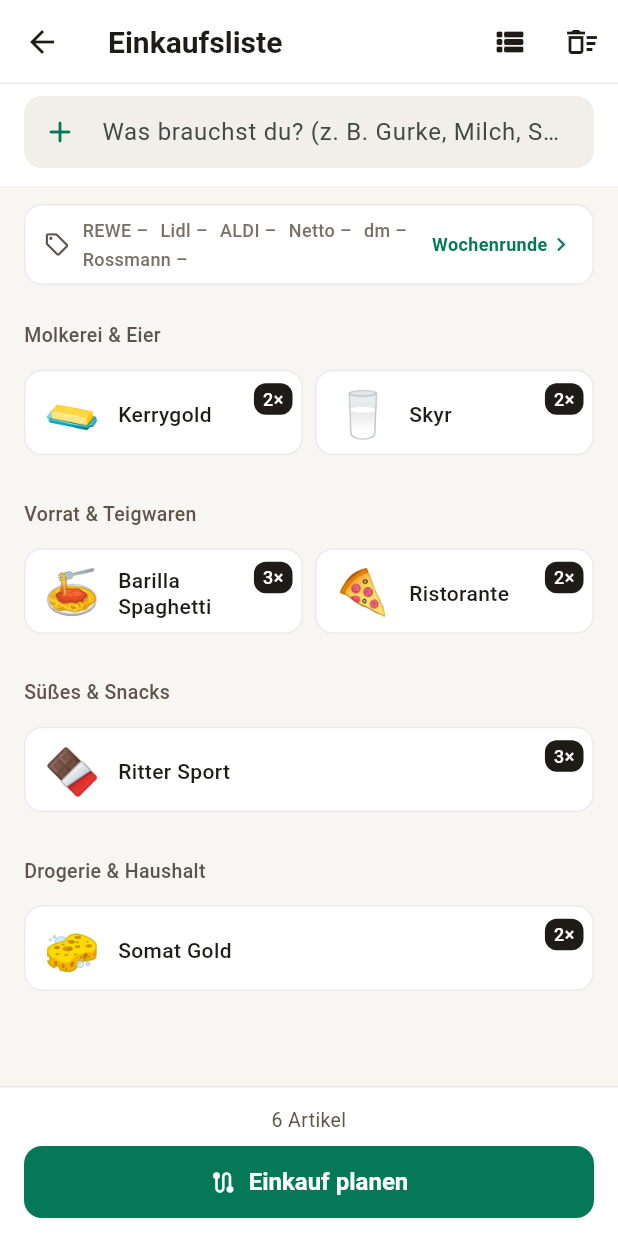
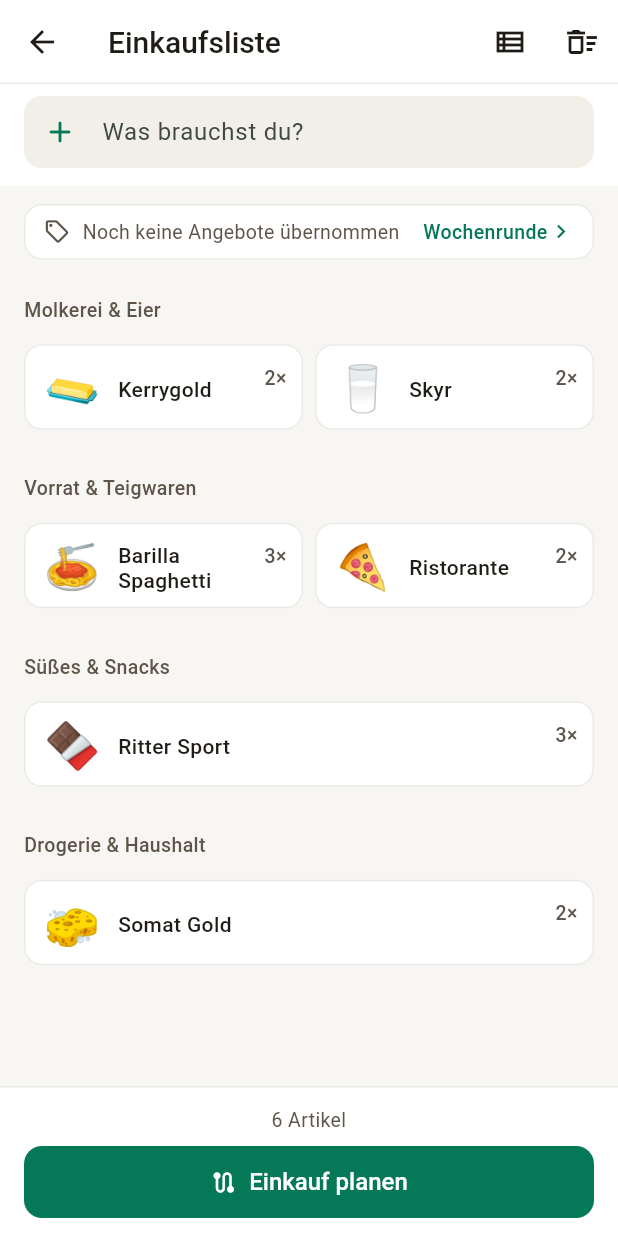
Before and after one commit to MagnusEVH/einkaufs-optimierer, a Flutter app: the ShoppingListScreen screen opened directly, on a phone screen of 412 x 824 dp. Run offline on Flutter 3.47's test engine with Material 3 defaults, Android fonts, the phone set to English and light mode, and no system bars; our stand-ins replace flutter_map, flutter_riverpod, geolocator, image_picker, latlong2, shared_preferences and 1 more; missing offline and left inert: dart:js_interop; accounts and stored records are empty.

Commit message:
style(ui): unslop polish after screenshot audit
Weights 600 -> 500 (synthesized bold on web), quiet quantity figures,
offer status as one sentence, neutral stop prices, muted 'more expensive'
note, no decorative section icons, outlined app bar icons, shorter and
honest copy ('Bon einlesen', 'Scannen', 'Markenartikel bevorzugen').

Co-Authored-By: Claude Opus 5.5 <noreply@anthropic.com>

```diff
--- a/app/lib/core/theme/app_theme.dart
+++ b/app/lib/core/theme/app_theme.dart
@@ -62,7 +62,7 @@ class AppRadius {
 class AppText {
   AppText._();
   static const tab = [FontFeature.tabularFigures()];
-  static const title = TextStyle(fontSize: 20, fontWeight: FontWeight.w600, color: AppColors.ink);
+  static const title = TextStyle(fontSize: 20, fontWeight: FontWeight.w500, color: AppColors.ink);
   static const section = TextStyle(fontSize: 13, fontWeight: FontWeight.w500, color: AppColors.inkMuted);
   static const body = TextStyle(fontSize: 15, color: AppColors.ink);
   static const bodyStrong = TextStyle(fontSize: 15, fontWeight: FontWeight.w500, color: AppColors.ink);
@@ -113,7 +113,7 @@ ThemeData buildAppTheme() {
         foregroundColor: Colors.white,
         minimumSize: const Size(48, 48),
         padding: const EdgeInsets.symmetric(horizontal: AppSpace.xxl, vertical: AppSpace.m),
-        textStyle: const TextStyle(fontSize: 16, fontWeight: FontWeight.w600),
+        textStyle: const TextStyle(fontSize: 16, fontWeight: FontWeight.w500),
         shape: RoundedRectangleBorder(borderRadius: AppRadius.medium),
       ),
     ),
--- a/app/lib/core/widgets/item_tile.dart
+++ b/app/lib/core/widgets/item_tile.dart
@@ -105,10 +105,9 @@ class ItemTile extends StatelessWidget {
                   Positioned(
                     top: -4,
                     right: -2,
-                    child: Container(
-                      padding: const EdgeInsets.symmetric(horizontal: 6, vertical: 2),
-                      decoration: BoxDecoration(color: AppColors.ink, borderRadius: BorderRadius.circular(8)),
-                      child: Text('${quantity.toInt()}×', style: const TextStyle(color: Colors.white, fontSize: 12, fontWeight: FontWeight.w500, fontFeatures: AppText.tab)),
+                    child: Padding(
+                      padding: const EdgeInsets.symmetric(horizontal: 4, vertical: 4),
+                      child: Text('${quantity.toInt()}×', style: const TextStyle(color: AppColors.inkMuted, fontSize: 13, fontWeight: FontWeight.w500, fontFeatures: AppText.tab)),
                     ),
                   ),
                 if (needsCheck)
--- a/app/lib/features/my_apps/my_apps_screen.dart
+++ b/app/lib/features/my_apps/my_apps_screen.dart
@@ -120,7 +120,7 @@ class _ProgramCard extends StatelessWidget {
               Expanded(
                 child: OutlinedButton.icon(
                   icon: const Icon(Icons.document_scanner_outlined, size: 20),
-                  label: const Text('Stand scannen'),
+                  label: const Text('Scannen'),
                   onPressed: () => scanBalanceFlow(context, program),
                 ),
               ),
@@ -158,7 +158,7 @@ class _ScreenshotHelp extends StatelessWidget {
             'Am einfachsten: Kassenbon scannen. Steht dort eine Bonus- oder Punktezeile, '
             'übernimmt die App den Stand ohne weiteren Schritt.\n\n'
             'Ohne Bon: In der Händler-App einen Screenshot machen (iPhone: Seitentaste und Lauter-Taste), '
-            'zurück in diese App, „Stand scannen“ tippen und den Screenshot wählen. Fertig.\n'
+            'zurück in diese App, „Scannen“ tippen und den Screenshot wählen. Fertig.\n'
             'Kommst du gerade aus der Händler-App zurück, bietet die App den Scan von selbst an.\n'
             'Die Texterkennung läuft auf dem Gerät, das Bild wird nicht hochgeladen.',
             style: AppText.small,
--- a/app/lib/features/onboarding/onboarding_screen.dart
+++ b/app/lib/features/onboarding/onboarding_screen.dart
@@ -57,7 +57,7 @@ class OnboardingScreen extends StatelessWidget {
                   const SizedBox(height: AppSpace.xxxl),
                   const _Step(number: 1, title: 'Liste schreiben', text: 'Tippe, was du brauchst'),
                   const _Step(number: 2, title: 'Einkauf planen', text: 'Günstigste Route über deine Märkte'),
-                  const _Step(number: 3, title: 'Einkaufen und Bon scannen', text: 'Im Laden abhaken, danach lernt die App echte Preise'),
+                  const _Step(number: 3, title: 'Einkaufen und Bon einlesen', text: 'Im Laden abhaken, danach lernt die App echte Preise'),
                   const Spacer(flex: 2),
                   const Text(
                     'Preise sind teils Beispieldaten, bis du Angebote übernimmst oder Bons scannst.',
--- a/app/lib/features/optimizer/optimizer_screen.dart
+++ b/app/lib/features/optimizer/optimizer_screen.dart
@@ -305,7 +305,7 @@ class _OptionCard extends StatelessWidget {
                 Text('$chains · ${_km(s.totalRouteDistanceMeters)}', style: AppText.small),
                 if (note != null) ...[
                   const SizedBox(height: 2),
-                  Text(note, style: const TextStyle(fontSize: 12, fontWeight: FontWeight.w500, color: AppColors.primaryDark)),
+                  Text(note, style: TextStyle(fontSize: 12, fontWeight: FontWeight.w500, color: note.contains('teurer') || note.contains('ohne Preis') ? AppColors.inkMuted : AppColors.primaryDark)),
                 ],
               ]),
             ),
@@ -332,7 +332,7 @@ class _StopCard extends StatelessWidget {
             CircleAvatar(
               radius: 14,
               backgroundColor: color,
-              child: Text('${stop.stopIndex}', style: const TextStyle(color: Colors.white, fontWeight: FontWeight.w600, fontSize: 13)),
+              child: Text('${stop.stopIndex}', style: const TextStyle(color: Colors.white, fontWeight: FontWeight.w500, fontSize: 13)),
             ),
             const SizedBox(width: AppSpace.m),
             Expanded(
@@ -341,7 +341,7 @@ class _StopCard extends StatelessWidget {
                 Text(stop.address, style: AppText.tiny),
               ]),
             ),
-            Text(euro(stop.stopSubtotalCents), style: AppText.price.copyWith(color: color)),
+            Text(euro(stop.stopSubtotalCents), style: AppText.price),
           ]),
           const Divider(height: AppSpace.xl),
           for (final it in stop.items)
--- a/app/lib/features/shopping_list/shopping_list_screen.dart
+++ b/app/lib/features/shopping_list/shopping_list_screen.dart
@@ -218,7 +218,7 @@ class _ShoppingListScreenState extends ConsumerState<ShoppingListScreen> {
         actions: [
           IconButton(
             tooltip: _tiles ? 'Als Liste anzeigen' : 'Als Kacheln anzeigen',
-            icon: Icon(_tiles ? Icons.view_list_rounded : Icons.grid_view_rounded),
+            icon: Icon(_tiles ? Icons.view_list_outlined : Icons.grid_view_outlined),
             onPressed: _toggleView,
           ),
           IconButton(
@@ -304,7 +304,7 @@ class _ShoppingListScreenState extends ConsumerState<ShoppingListScreen> {
             onSubmitted: (_) => _submitItem(),
             textInputAction: TextInputAction.done,
             decoration: InputDecoration(
-              hintText: 'Was brauchst du? (z. B. Gurke, Milch, Skyr)',
+              hintText: 'Was brauchst du?',
               prefixIcon: const Icon(Icons.add_rounded, color: AppColors.primary),
               suffixIcon: _inputController.text.isEmpty
                   ? null
@@ -548,21 +548,19 @@ class _OfferStatusBar extends StatelessWidget {
                 const Icon(Icons.local_offer_outlined, size: 18, color: AppColors.inkMuted),
                 const SizedBox(width: AppSpace.s),
                 Expanded(
-                  child: Wrap(spacing: AppSpace.s, runSpacing: 2, children: [
-                    for (final c in _chains)
-                      Text(
-                        latest.containsKey(c)
-                            ? '${_short(c)} ✓ ${latest[c]!.day}.${latest[c]!.month}.'
-                            : '${_short(c)} –',
-                        style: TextStyle(
-                          fontSize: 12,
-                          fontWeight: FontWeight.w500,
-                          color: latest.containsKey(c) ? AppColors.primaryDark : AppColors.inkSubtle,
-                        ),
-                      ),
-                  ]),
+                  child: Text(
+                    latest.isEmpty
+                        ? 'Noch keine Angebote übernommen'
+                        : [
+                            for (final c in _chains)
+                              if (latest.containsKey(c)) '${_short(c)} bis ${latest[c]!.day}.${latest[c]!.month}.',
+                            if (missing > 0) '$missing ${missing == 1 ? 'Kette' : 'Ketten'} offen',
+                          ].join(' · '),
+                    style: AppText.small,
+                  ),
                 ),
-                Text(missing == 0 ? 'aktuell' : 'Wochenrunde', style: const TextStyle(fontSize: 12, fontWeight: FontWeight.w600, color: AppColors.primary)),
+                const SizedBox(width: AppSpace.s),
+                Text(missing == 0 ? 'aktuell' : 'Wochenrunde', style: const TextStyle(fontSize: 13, fontWeight: FontWeight.w500, color: AppColors.primary)),
                 const Icon(Icons.chevron_right, size: 18, color: AppColors.primary),
               ]),
             ),
--- a/app/lib/features/wallet/wallet_screen.dart
+++ b/app/lib/features/wallet/wallet_screen.dart
@@ -173,7 +173,7 @@ class _WalletScreenState extends State<WalletScreen> {
         title: const Text('Angebote & Coupons'),
         actions: [
           IconButton(
-            icon: const Icon(Icons.add_card),
+            icon: const Icon(Icons.add_card_outlined),
             tooltip: 'Coupon hinzufügen',
             onPressed: _showAddCouponDialog,
           ),
```
Also changed, not shown: app/lib/features/profile/profile_screen.dart (+7 -19 lines), 2 other files.
